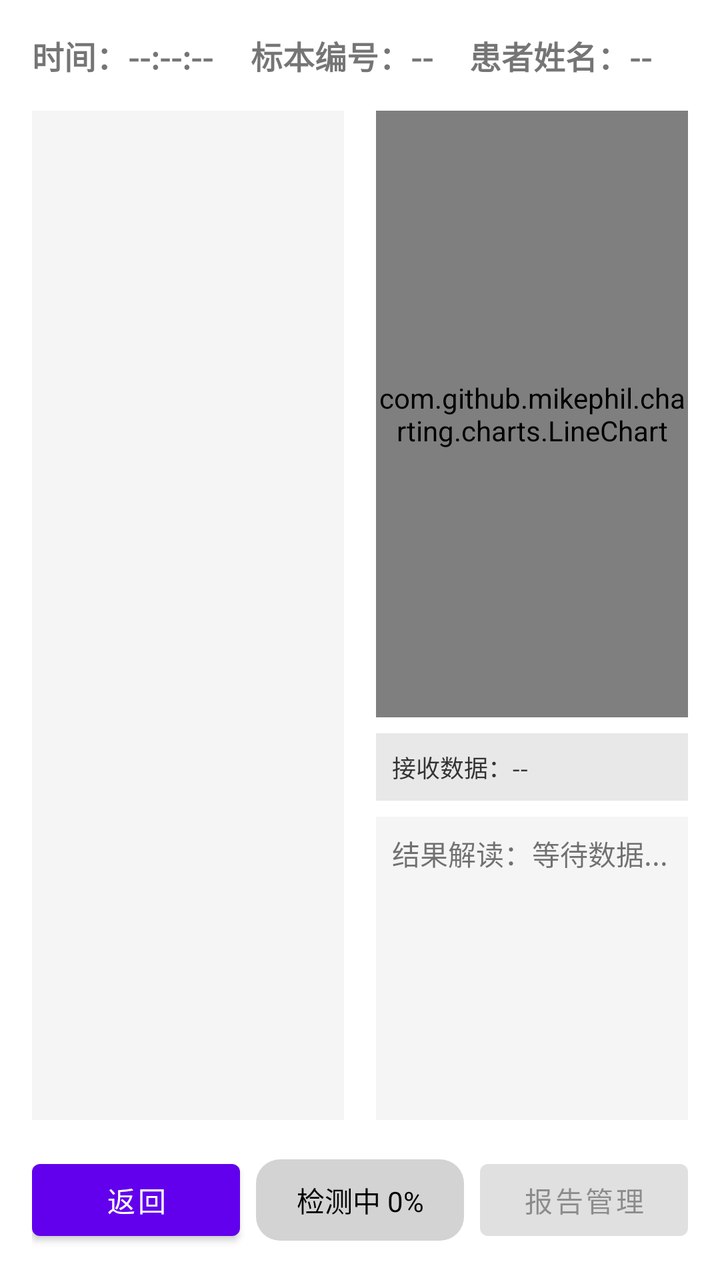
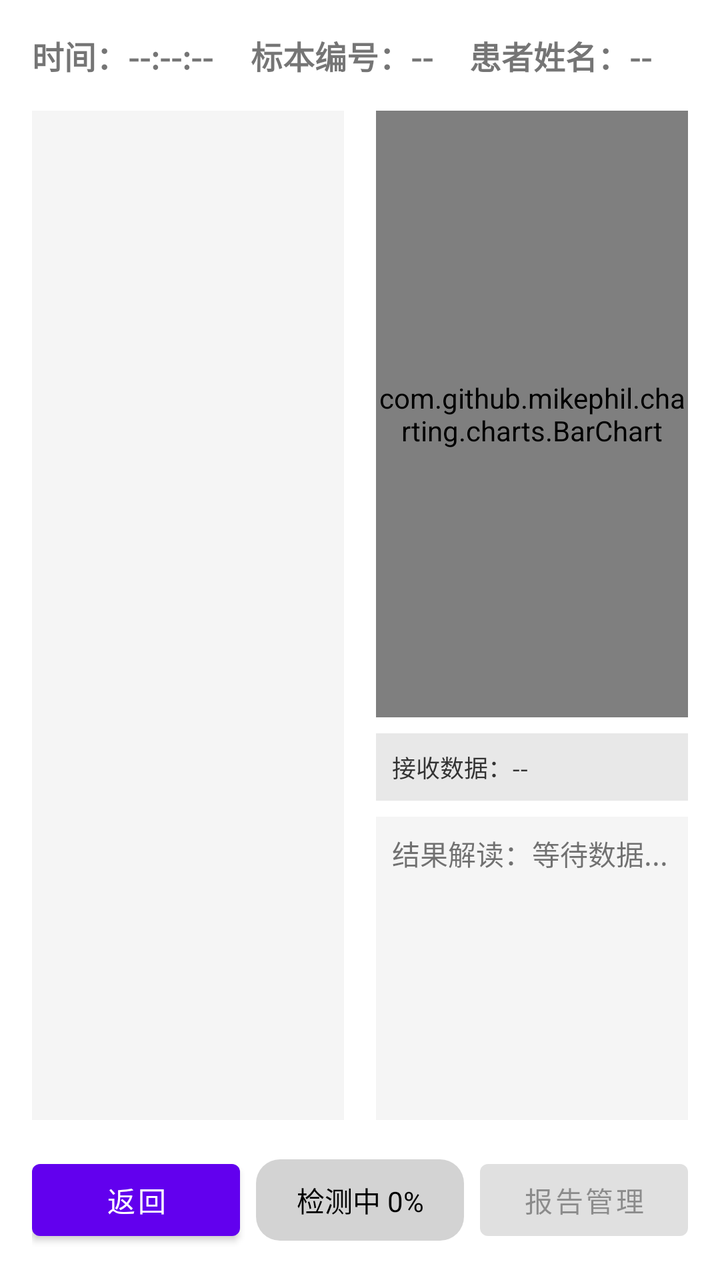

The first picture is an Android layout as it rendered before a commit; the second is the same layout after the commit. The layout source and the unified diff follow.
<!-- AndroidManifest.xml: application theme Theme.WellYearn -->
<!-- res/layout/activity_test1.xml -->
<?xml version="1.0" encoding="utf-8"?>
<LinearLayout xmlns:android="http://schemas.android.com/apk/res/android"
    xmlns:tools="http://schemas.android.com/tools"
    android:id="@+id/main"
    android:layout_width="match_parent"
    android:layout_height="match_parent"
    android:orientation="vertical"
    android:padding="16dp"
    tools:context=".Test1Activity">

    
    <LinearLayout
        android:layout_width="match_parent"
        android:layout_height="wrap_content"
        android:orientation="horizontal"
        android:gravity="center_vertical"
        android:layout_marginBottom="16dp">

        <TextView
            android:id="@+id/textCurrentTime"
            android:layout_width="0dp"
            android:layout_height="wrap_content"
            android:layout_weight="1"
            android:text="时间：--:--:--"
            android:textSize="16sp"
            android:textStyle="bold" />

        <TextView
            android:id="@+id/textSpecimenNo"
            android:layout_width="0dp"
            android:layout_height="wrap_content"
            android:layout_weight="1"
            android:text="标本编号：--"
            android:textSize="16sp"
            android:textStyle="bold" />

        <TextView
            android:id="@+id/textPatientName"
            android:layout_width="0dp"
            android:layout_height="wrap_content"
            android:layout_weight="1"
            android:text="患者姓名：--"
            android:textSize="16sp"
            android:textStyle="bold" />
    </LinearLayout>

    
    <LinearLayout
        android:layout_width="match_parent"
        android:layout_height="0dp"
        android:layout_weight="1"
        android:orientation="horizontal"
        android:layout_marginBottom="16dp">

        
        <ScrollView
            android:layout_width="0dp"
            android:layout_height="match_parent"
            android:layout_weight="1"
            android:layout_marginEnd="8dp"
            android:background="#F5F5F5">

            <TableLayout
                android:id="@+id/tableChannels"
                android:layout_width="match_parent"
                android:layout_height="wrap_content"
                android:stretchColumns="1,2,3,4,5,6" />
        </ScrollView>

        
        <LinearLayout
            android:layout_width="0dp"
            android:layout_height="match_parent"
            android:layout_weight="1"
            android:orientation="vertical"
            android:layout_marginStart="8dp">

            
            <com.github.mikephil.charting.charts.LineChart
                android:id="@+id/lineChart"
                android:layout_width="match_parent"
                android:layout_height="0dp"
                android:layout_weight="2"
                android:layout_marginBottom="8dp" />

            
            <TextView
                android:id="@+id/textReceivedData"
                android:layout_width="match_parent"
                android:layout_height="wrap_content"
                android:background="#E8E8E8"
                android:padding="8dp"
                android:textSize="12sp"
                android:textColor="#333333"
                android:layout_marginBottom="8dp"
                android:text="接收数据：--" />

            
            <TextView
                android:id="@+id/textResultInterpretation"
                android:layout_width="match_parent"
                android:layout_height="0dp"
                android:layout_weight="1"
                android:background="#F5F5F5"
                android:padding="8dp"
                android:text="结果解读：等待数据..."
                android:textSize="14sp" />
        </LinearLayout>
    </LinearLayout>

    
    <LinearLayout
        android:layout_width="match_parent"
        android:layout_height="wrap_content"
        android:orientation="horizontal"
        android:gravity="center_vertical">

        <Button
            android:id="@+id/buttonBack"
            android:layout_width="0dp"
            android:layout_height="wrap_content"
            android:layout_weight="1"
            android:text="返回"
            android:layout_marginEnd="8dp" />

        <TextView
            android:id="@+id/textDetectionProgress"
            android:layout_width="0dp"
            android:layout_height="wrap_content"
            android:layout_weight="1"
            android:gravity="center"
            android:text="检测中 0%"
            android:background="@drawable/rounded_button_bg"
            android:textColor="#000000"
            android:padding="10dp"
            android:layout_marginEnd="8dp" />

        <Button
            android:id="@+id/buttonReportManage"
            android:layout_width="0dp"
            android:layout_height="wrap_content"
            android:layout_weight="1"
            android:text="报告管理"
            android:enabled="false" />
    </LinearLayout>

</LinearLayout>
<!-- resources referenced by this layout -->
<resources>
  <!-- drawable rounded_button_bg (drawable) -->
  <?xml version="1.0" encoding="utf-8"?>
  <shape xmlns:android="http://schemas.android.com/apk/res/android"
      android:shape="rectangle">
      <corners android:radius="12dp" />
      <solid android:color="#D3D3D3" />
  </shape>
  <style name="Theme.WellYearn" parent="Theme.MaterialComponents.DayNight.DarkActionBar">
          
          <item name="colorPrimary">@color/purple_500</item>
          <item name="colorPrimaryVariant">@color/purple_700</item>
          <item name="colorOnPrimary">@color/white</item>
          
          <item name="colorSecondary">@color/teal_200</item>
          <item name="colorSecondaryVariant">@color/teal_700</item>
          <item name="colorOnSecondary">@color/black</item>
          
          <item name="android:statusBarColor">?attr/colorPrimaryVariant</item>
          
      </style>
  <color name="purple_500">#FF6200EE</color>
  <color name="purple_700">#FF3700B3</color>
  <color name="white">#FFFFFFFF</color>
  <color name="teal_200">#FF03DAC5</color>
  <color name="teal_700">#FF018786</color>
  <color name="black">#FF000000</color>
</resources>

<!-- the commit's change to res/layout/activity_test1.xml (unified diff, before → after) -->
@@ -76,8 +76,8 @@
             android:layout_marginStart="8dp">
 
             
-            <com.github.mikephil.charting.charts.LineChart
-                android:id="@+id/lineChart"
+            <com.github.mikephil.charting.charts.BarChart
+                android:id="@+id/barChart"
                 android:layout_width="match_parent"
                 android:layout_height="0dp"
                 android:layout_weight="2"
